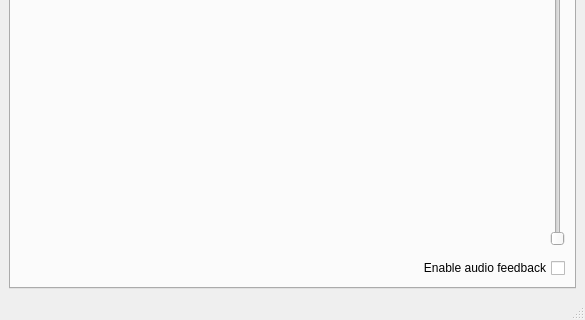
First picture: the form in src/forms/freeseer_ui_qt.ui, repository Freeseer/freeseer, before the edit; both pictures show x 0 to 585 and y 189 to 509 of the 585 by 509 pixel window.
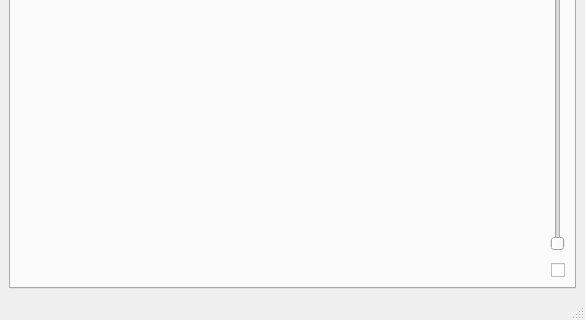
Second picture: the form after the edit. Icons and pictures are not drawn.

Commit message: Drop text for audio feedback

Patch:
```diff
--- a/src/forms/freeseer_ui_qt.ui
+++ b/src/forms/freeseer_ui_qt.ui
@@ -129,9 +129,6 @@
           <property name="layoutDirection">
            <enum>Qt::RightToLeft</enum>
           </property>
-          <property name="text">
-           <string>Enable audio feedback</string>
-          </property>
           <property name="icon">
            <iconset resource="resource.qrc">
             <normaloff>:/headphones/headphones.png</normaloff>:/headphones/headphones.png</iconset>
```
Left out of the diff: 3 changed lines with no effect on the pictures. The commit also changes 1 other file.
